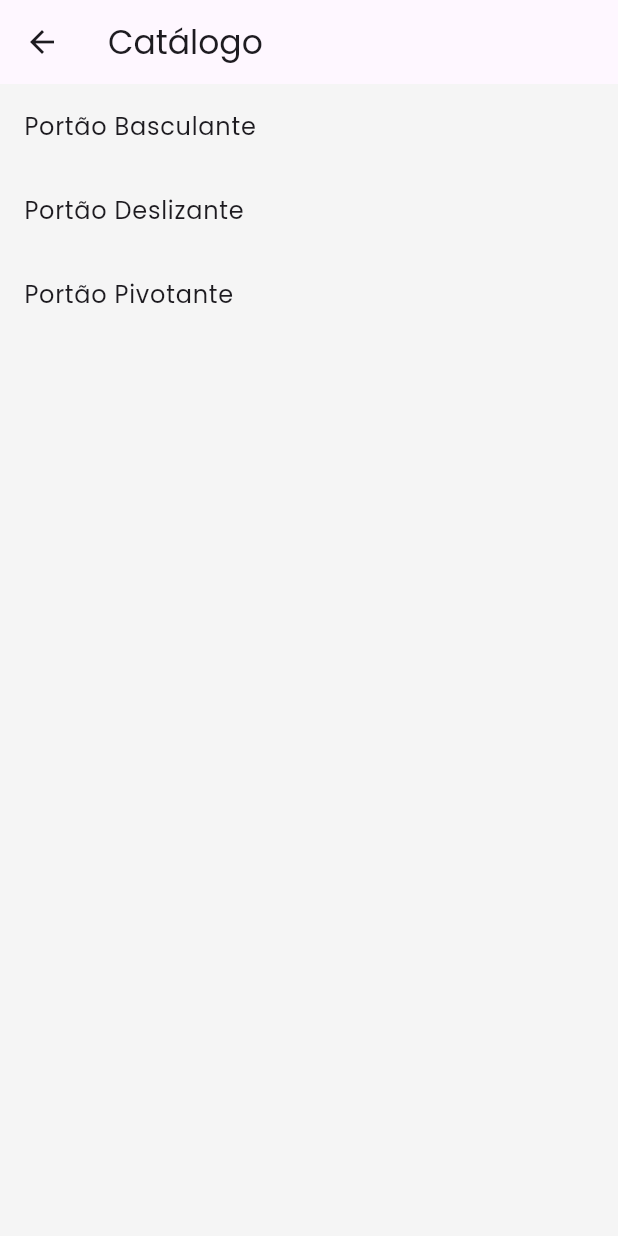
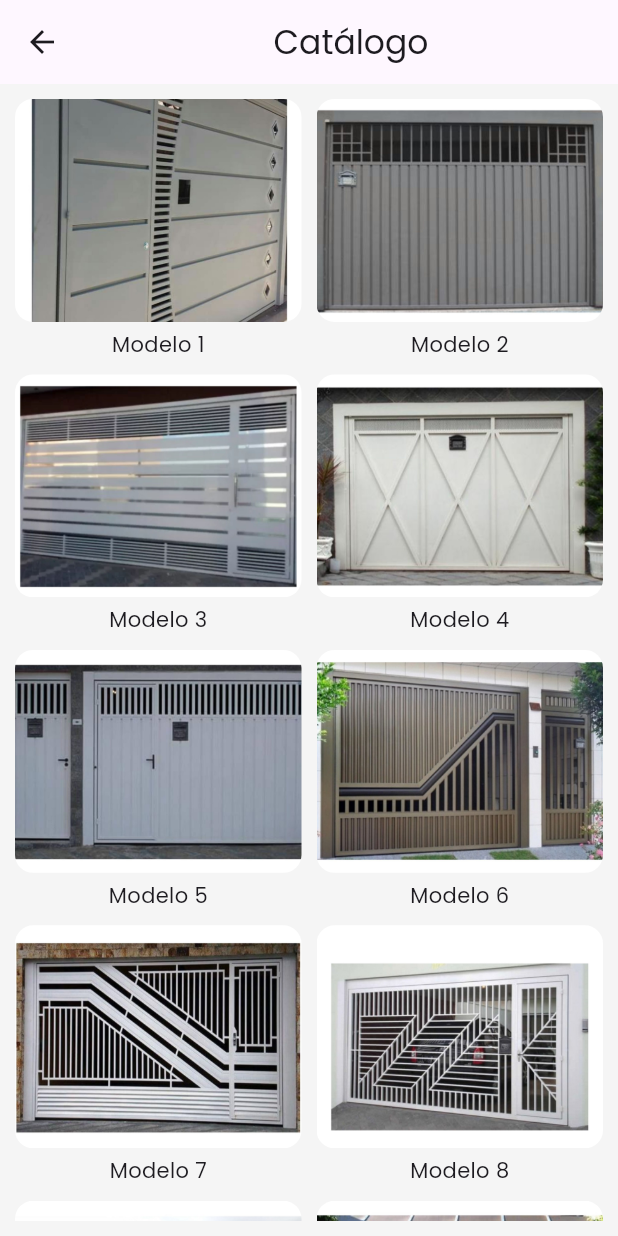
Before and after one commit to Cogumelinha/serralheria-app, a Flutter app: the CatalogoPage screen opened directly, on a phone screen of 412 x 824 dp. Run offline on Flutter 3.47's test engine with Material 3 defaults, Android fonts, the phone set to English and light mode, and no system bars.

```diff
--- a/lib/main.dart
+++ b/lib/main.dart
@@ -204,35 +204,70 @@ void dispose() {
 
 // ================= CATÁLOGO =================
 
+// ================= CATÁLOGO =================
+
 class CatalogoPage extends StatelessWidget {
-  final List<String> modelos = const [
-    "Portão Basculante",
-    "Portão Deslizante",
-    "Portão Pivotante"
+  final List<String> modelos = [
+    'assets/images/portao1.jpg',
+    'assets/images/portao2.jpg',
+    'assets/images/portao3.jpg',
+    'assets/images/portao4.jpg',
+    'assets/images/portao5.jpg',
+    'assets/images/portao6.jpg',
+    'assets/images/portao7.jpg',
+    'assets/images/portao8.jpg',
+    'assets/images/portao9.jpg',
+    'assets/images/portao10.jpg',
   ];
-
-  const CatalogoPage({super.key});
 
   @override
   Widget build(BuildContext context) {
     return Scaffold(
-      appBar: AppBar(title: Text('Catálogo')),
-      body: ListView.builder(
+      appBar: AppBar(
+        title: Center(child: Text('Catálogo')),
+      ),
+      body: Padding(
+        padding: const EdgeInsets.all(10),
+        child: GridView.builder(
           itemCount: modelos.length,
+          gridDelegate: const SliverGridDelegateWithFixedCrossAxisCount(
+  crossAxisCount: 2,
+  crossAxisSpacing: 10,
+  mainAxisSpacing: 10,
+  childAspectRatio: 1.1, // 👈 TESTA ESSE VALOR
+),
           itemBuilder: (context, index) {
-          return ListTile(
-            title: Text(modelos[index]),
+            return GestureDetector(
               onTap: () {
                 Navigator.push(
                   context,
                   MaterialPageRoute(
-                  builder: (context) =>
-                      DetalhesPage(modelo: modelos[index]),
+                    builder: (context) => DetalhesPage(
+                      modelo: "Modelo ${index + 1}",
+                      imagem: modelos[index],
+                    ),
                   ),
                 );
               },
+              child: Column(
+                children: [
+                  Expanded(
+                    child: ClipRRect(
+                      borderRadius: BorderRadius.circular(12),
+                      child: Image.asset(
+                        modelos[index],
+                        fit: BoxFit.cover,
+                        width: double.infinity,
+                      ),
+                    ),
+                  ),
+                  const SizedBox(height: 5),
+                  Text("Modelo ${index + 1}"),
+                ],
+              ),
             );
           },
+        ),
       ),
     );
   }
@@ -242,11 +277,16 @@ class CatalogoPage extends StatelessWidget {
 
 class DetalhesPage extends StatefulWidget {
   final String modelo;
+  final String imagem;
 
-  const DetalhesPage({super.key, required this.modelo});
+  const DetalhesPage({
+    super.key,
+    required this.modelo,
+    required this.imagem,
+  });
 
   @override
-  _DetalhesPageState createState() => _DetalhesPageState();
+  State<DetalhesPage> createState() => _DetalhesPageState();
 }
 
 class _DetalhesPageState extends State<DetalhesPage> {
@@ -259,10 +299,33 @@ class _DetalhesPageState extends State<DetalhesPage> {
       appBar: AppBar(
         title: Text(widget.modelo),
       ),
-      body: Column(
-        mainAxisAlignment: MainAxisAlignment.center,
+      body: SingleChildScrollView(
+        child: Column(
           children: [
-          Text("Escolha o tamanho:"),
+            // 🔥 IMAGEM
+            ClipRRect(
+              borderRadius: BorderRadius.circular(12),
+              child: Image.asset(
+                widget.imagem,
+                height: 250,
+                width: double.infinity,
+                fit: BoxFit.cover,
+              ),
+            ),
+
+            const SizedBox(height: 20),
+
+            Text(
+              widget.modelo,
+              style: const TextStyle(
+                fontSize: 22,
+                fontWeight: FontWeight.bold,
+              ),
+            ),
+
+            const SizedBox(height: 20),
+
+            const Text("Escolha o tamanho:"),
 
             DropdownButton<String>(
               value: tamanho,
@@ -279,9 +342,9 @@ class _DetalhesPageState extends State<DetalhesPage> {
               },
             ),
 
-          SizedBox(height: 20),
+            const SizedBox(height: 20),
 
-          Text("Escolha a cor:"),
+            const Text("Escolha a cor:"),
 
             DropdownButton<String>(
               value: cor,
@@ -298,10 +361,10 @@ class _DetalhesPageState extends State<DetalhesPage> {
               },
             ),
 
-          SizedBox(height: 30),
+            const SizedBox(height: 30),
 
             ElevatedButton(
-            child: Text("Pedir orçamento"),
+              child: const Text("Pedir orçamento"),
               onPressed: () {
                 Navigator.push(
                   context,
@@ -314,8 +377,11 @@ class _DetalhesPageState extends State<DetalhesPage> {
                   ),
                 );
               },
-          )
+            ),
+
+            const SizedBox(height: 30),
           ],
+        ),
       ),
     );
   }
```
Lines whose indentation alone changed are shown as unchanged.
